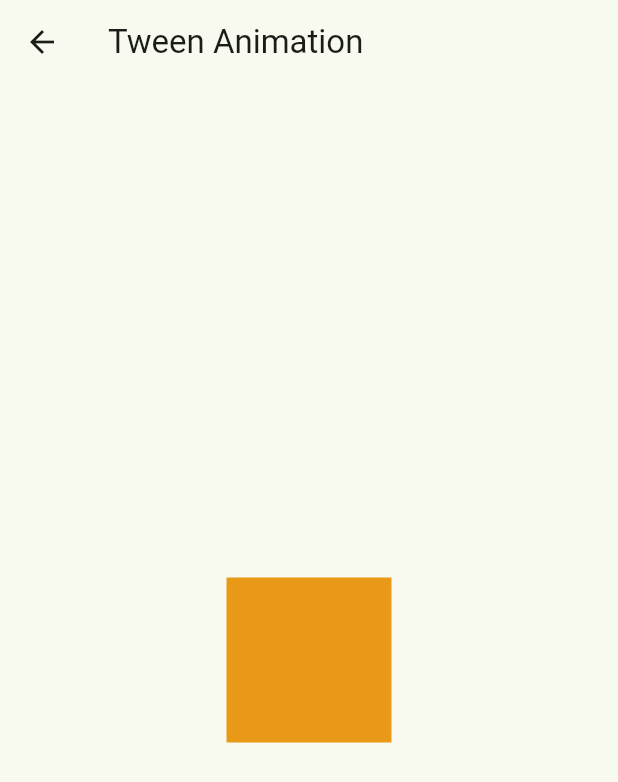
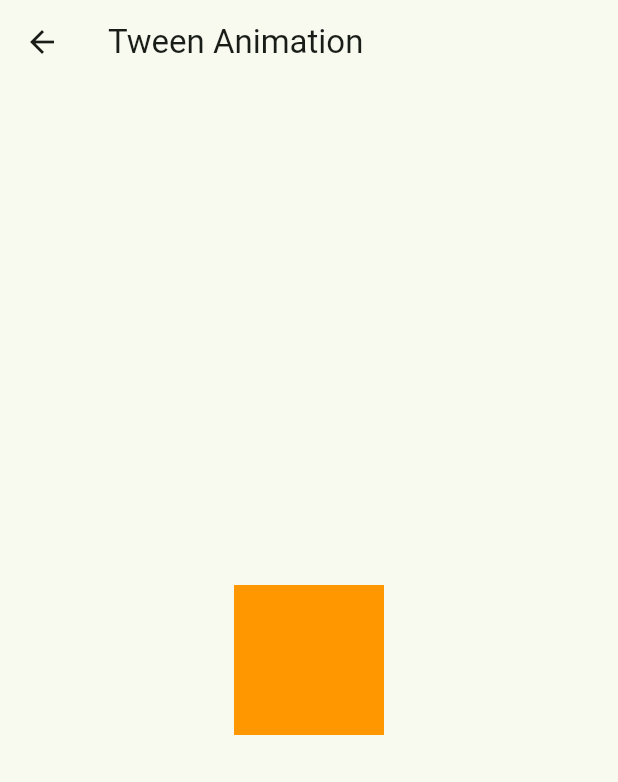
Before and after one commit to prajapatihet/firstapp, a Flutter app: the screen it shows after launch, scrolled down 576 dp, after a tap on "Tween", on a phone screen of 412 x 824 dp. Shown: the top 782 px of the screen. Run offline on Flutter 3.47's test engine with Material 3 defaults, Android fonts, the phone set to English and light mode, and no system bars.

Commit message:
simple ripple effect

```diff
--- a/lib/src/present/views/home_screen/hero_animation.dart
+++ b/lib/src/present/views/home_screen/hero_animation.dart
@@ -1,4 +1,3 @@
-
 import 'package:flutter/material.dart';
 
 class HeroAnimationScreen extends StatelessWidget {
--- a/lib/src/present/views/home_screen/tween_anim.dart
+++ b/lib/src/present/views/home_screen/tween_anim.dart
@@ -13,21 +13,20 @@ class _TweenAnimationState extends State<TweenAnimation>
   late Animation animationColor;
 
   late AnimationController animationController;
-  final _begin = 200.0;
-  final _end = 100.0;
   @override
   void initState() {
     super.initState();
     animationController =
         AnimationController(vsync: this, duration: const Duration(seconds: 1));
-    animation = Tween(begin: _begin, end: _end).animate(animationController);
+    animation = Tween(begin: 200.0, end: 100.0).animate(animationController);
     animationColor = ColorTween(begin: Colors.blue, end: Colors.orange)
         .animate(animationController);
 
     animationController.addListener(() {
       setState(() {});
     });
-    animationController.repeat(reverse: true);
+    animationController.forward();
+    // animationController.repeat(reverse: true);
   }
 
   @override
--- a/lib/src/present/views/main_screen/main_home.dart
+++ b/lib/src/present/views/main_screen/main_home.dart
@@ -1,5 +1,6 @@
 import 'package:firstapp/src/present/views/home_screen/hero_animation.dart';
 import 'package:firstapp/src/present/views/home_screen/list_3d.dart';
+import 'package:firstapp/src/present/views/home_screen/ripple_anim.dart';
 import 'package:firstapp/src/present/views/home_screen/tween_anim.dart';
 import 'package:flutter/material.dart';
 
@@ -192,6 +193,21 @@ class _MainHomeScreenState extends State<MainHomeScreen> {
                     icon: const Icon(Icons.arrow_forward),
                     label: const Text('Tween'),
                   ),
+                  const SizedBox(
+                    height: 70,
+                  ),
+                  ElevatedButton.icon(
+                    onPressed: () {
+                      Navigator.push(
+                        context,
+                        MaterialPageRoute(
+                          builder: (context) => const RippleEffectAnimation(),
+                        ),
+                      );
+                    },
+                    icon: const Icon(Icons.arrow_forward),
+                    label: const Text('Ripple Effect'),
+                  ),
                 ],
               ),
             ),
```
Also changed, not shown: lib/src/present/views/home_screen/ripple_anim.dart (added, +55 -0 lines).
